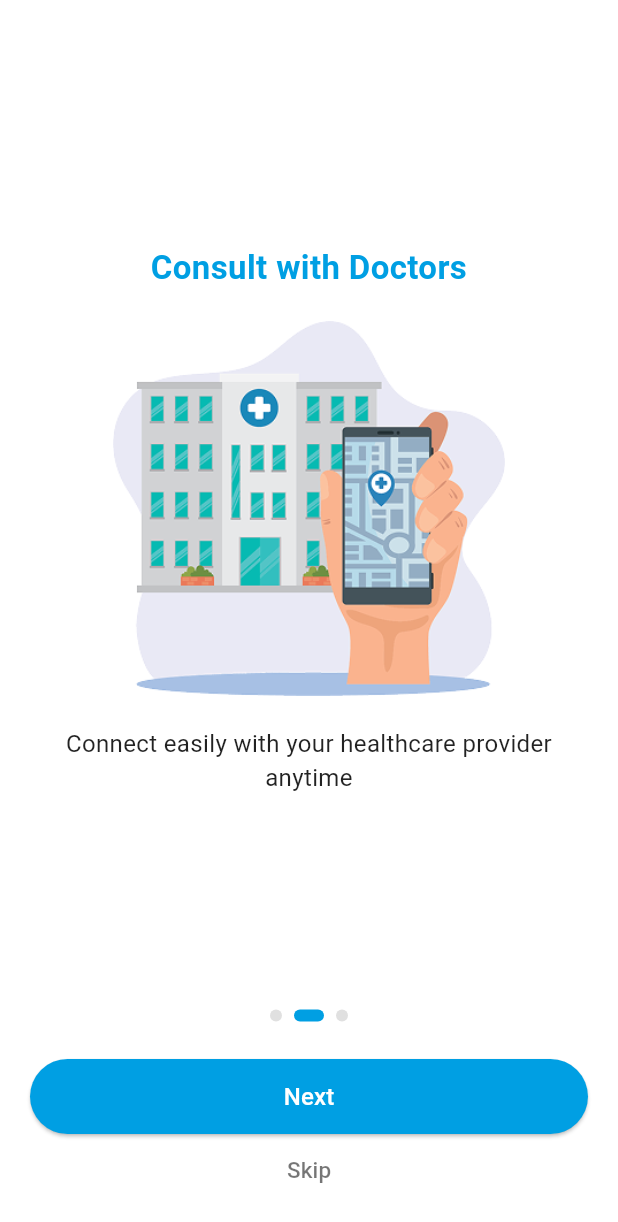
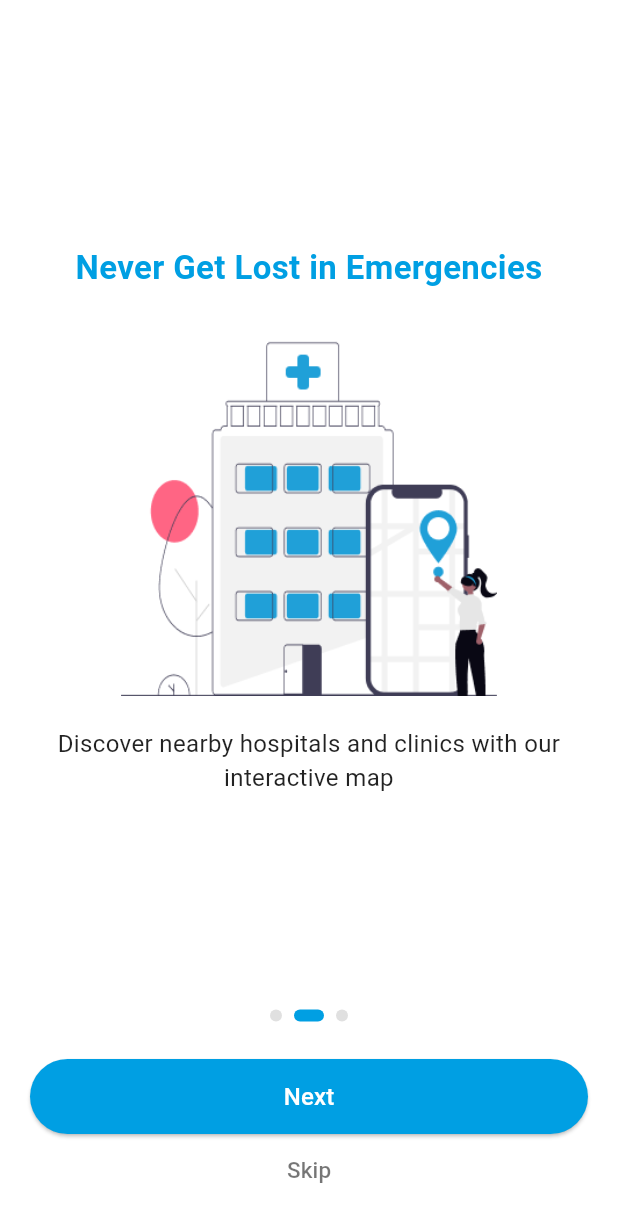
Before and after one commit to RokiyaAbdElsatar/Medilink, a Flutter app: the screen it shows after launch, swiped to page 2, on a phone screen of 412 x 824 dp. Shown: the top 1222 px of the screen. Run offline on Flutter 3.47's test engine with Material 3 defaults, Android fonts, the phone set to English and light mode, and no system bars; our stand-ins replace shimmer.

Commit message:
Add new onboarding images and update onboarding screen content

```diff
--- a/Mobile App/medilink/lib/views/onboarding.dart
+++ b/Mobile App/medilink/lib/views/onboarding.dart
@@ -17,17 +17,17 @@ class _OnboardingScreenState extends State<OnboardingScreen> {
     {
       "title": "Track Your Medications",
       "subtitle": "Never miss a dose with our smart reminder system",
-      "image": "assets/images/onboarding1.png",
+      "image": "assets/images/trice.png",
     },
     {
-      "title": "Consult with Doctors",
-      "subtitle": "Connect easily with your healthcare provider anytime",
-      "image": "assets/images/onboarding2.png",
+      "title": "Never Get Lost in Emergencies",
+      "subtitle": "Discover nearby hospitals and clinics with our interactive map",
+      "image": "assets/images/hospital 1.png",
     },
     {
-      "title": "Manage Your Health",
-      "subtitle": "Keep all your health data organized in one place",
-      "image": "assets/images/onboarding3.png",
+      "title": "Chat with Your AI Health Assistant",
+      "subtitle": "Discover nearby hospitals and clinics with our interactive map ",
+      "image": "assets/images/chatBot.png",
     },
   ];
 
```
Also changed, not shown: Mobile App/medilink/assets/images/chatBot.png (added), Mobile App/medilink/assets/images/hospital 1.png (added), Mobile App/medilink/assets/images/trice.png (added), 1 other file.
